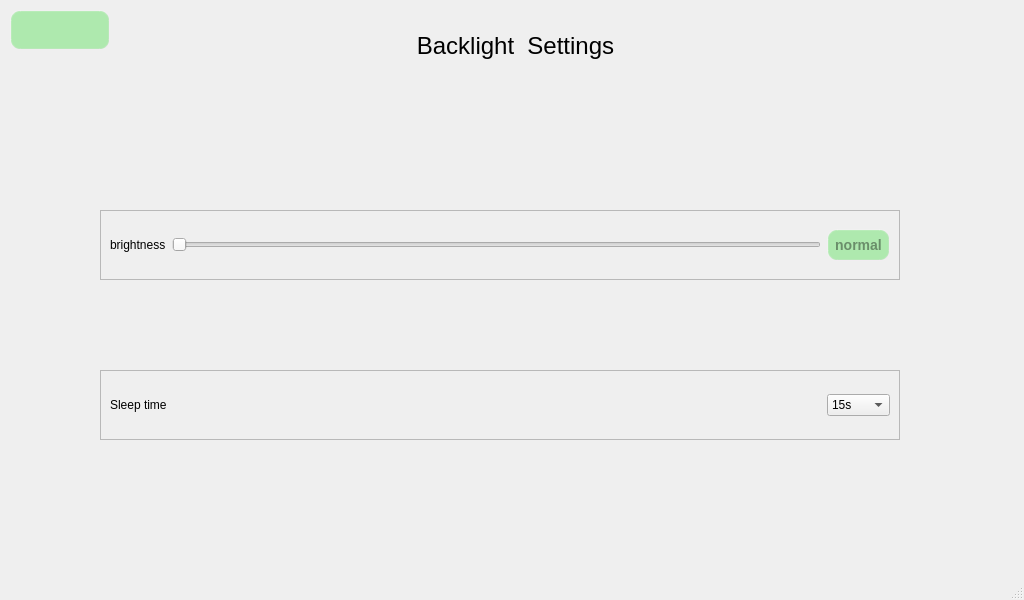
The window that qt/t507/backlight.ui (jizizihe/baijie_demo) describes before a commit, drawn with Qt 5.
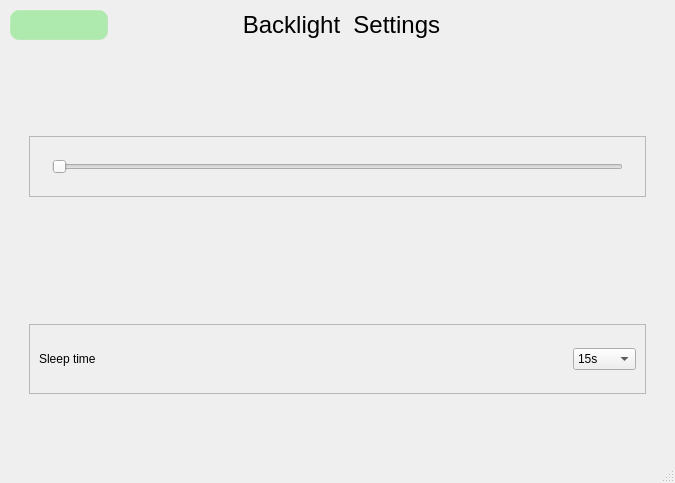
The same window after the commit. Icons and pictures are not drawn.

Diff of the .ui file:
```diff
--- a/qt/t507/backlight.ui
+++ b/qt/t507/backlight.ui
@@ -6,8 +6,8 @@
    <rect>
     <x>0</x>
     <y>0</y>
-    <width>1024</width>
-    <height>600</height>
+    <width>675</width>
+    <height>483</height>
    </rect>
   </property>
   <property name="windowTitle">
@@ -17,101 +17,19 @@
    <string notr="true"/>
   </property>
   <widget class="QWidget" name="centralwidget">
-   <widget class="QFrame" name="frame_2">
-    <property name="geometry">
-     <rect>
-      <x>100</x>
-      <y>370</y>
-      <width>800</width>
-      <height>70</height>
-     </rect>
-    </property>
-    <property name="frameShape">
-     <enum>QFrame::StyledPanel</enum>
-    </property>
-    <property name="frameShadow">
-     <enum>QFrame::Raised</enum>
-    </property>
-    <layout class="QGridLayout" name="gridLayout_2">
-     <item row="0" column="0">
-      <layout class="QHBoxLayout" name="horizontalLayout_2">
-       <item>
-        <widget class="QLabel" name="label">
-         <property name="text">
-          <string>Sleep time</string>
-         </property>
-        </widget>
-       </item>
-       <item>
-        <spacer name="horizontalSpacer">
-         <property name="orientation">
-          <enum>Qt::Horizontal</enum>
-         </property>
-         <property name="sizeHint" stdset="0">
-          <size>
-           <width>40</width>
-           <height>20</height>
-          </size>
-         </property>
-        </spacer>
-       </item>
-       <item>
-        <widget class="QComboBox" name="comboBox">
-         <property name="styleSheet">
-          <string notr="true"/>
-         </property>
-         <item>
-          <property name="text">
-           <string>15s</string>
-          </property>
-         </item>
-         <item>
-          <property name="text">
-           <string>30s</string>
-          </property>
-         </item>
-         <item>
-          <property name="text">
-           <string>1min</string>
-          </property>
-         </item>
-         <item>
-          <property name="text">
-           <string>2min</string>
-          </property>
-         </item>
-         <item>
-          <property name="text">
-           <string>5min</string>
-          </property>
-         </item>
-         <item>
-          <property name="text">
-           <string>10min</string>
-          </property>
-         </item>
-         <item>
-          <property name="text">
-           <string>never</string>
-          </property>
-         </item>
-        </widget>
-       </item>
-      </layout>
-     </item>
-    </layout>
-   </widget>
-   <widget class="QPushButton" name="return_2">
-    <property name="geometry">
-     <rect>
-      <x>10</x>
-      <y>10</y>
-      <width>100</width>
-      <height>40</height>
-     </rect>
-    </property>
-    <property name="styleSheet">
-     <string notr="true">/****************按钮部件*******************/
+   <layout class="QGridLayout" name="gridLayout_3">
+    <item row="0" column="0">
+     <layout class="QHBoxLayout" name="horizontalLayout_3" stretch="1,2,0">
+      <item>
+       <widget class="QPushButton" name="return_2">
+        <property name="maximumSize">
+         <size>
+          <width>100</width>
+          <height>40</height>
+         </size>
+        </property>
+        <property name="styleSheet">
+         <string notr="true">/****************按钮部件*******************/
 QPushButton{
      background-color: rgba(100, 225, 100, 120);/*背景色*/
      border-style: outset; /*边框样式*/
@@ -147,143 +65,319 @@
 QSlider::sub-page:horizontal { /*水平滑块手柄以前的部分*/
         border-image: url(:/image/slider.png);/*边框图片*/
 }</string>
-    </property>
-    <property name="text">
-     <string/>
-    </property>
-    <property name="icon">
-     <iconset>
-      <normalon>:/t507_button_image/return.png</normalon>
-     </iconset>
-    </property>
-    <property name="iconSize">
-     <size>
-      <width>32</width>
-      <height>32</height>
-     </size>
-    </property>
-   </widget>
-   <widget class="QFrame" name="frame">
-    <property name="geometry">
-     <rect>
-      <x>100</x>
-      <y>210</y>
-      <width>800</width>
-      <height>70</height>
-     </rect>
-    </property>
-    <property name="frameShape">
-     <enum>QFrame::StyledPanel</enum>
-    </property>
-    <property name="frameShadow">
-     <enum>QFrame::Raised</enum>
-    </property>
-    <layout class="QGridLayout" name="gridLayout">
-     <item row="0" column="0">
-      <layout class="QHBoxLayout" name="horizontalLayout">
-       <item>
-        <widget class="QLabel" name="label_2">
-         <property name="text">
-          <string>brightness</string>
-         </property>
-        </widget>
-       </item>
-       <item>
-        <widget class="QSlider" name="horizontalSlider">
-         <property name="orientation">
-          <enum>Qt::Horizontal</enum>
-         </property>
-         <property name="tickPosition">
-          <enum>QSlider::NoTicks</enum>
-         </property>
-        </widget>
-       </item>
-       <item>
-        <widget class="QPushButton" name="normal">
-         <property name="styleSheet">
-          <string notr="true">/****************按钮部件*******************/
-QPushButton{
-     background-color: rgba(100, 225, 100, 120);/*背景色*/
-     border-style: outset; /*边框样式*/
-     border-width:  2px;  /*边框宽度为4像素*/
-     border-radius: 10px; /*边框圆角半径*/
-     border-color: rgba(255, 225, 255, 30);/*边框颜色*/
-     font: bold 14px;/*字体*/
-     color:rgba(0, 0, 0, 100);/*字体颜色*/
-     padding: 6px; /*填衬*/
-    outline: none; /*去掉按钮的虚线框*/
-}
-
-QPushButton:hover{ /*鼠标悬停在按钮上时*/
-        background-color:rgba(100,255,100, 100);
-        border-color: rgba(255, 225, 255, 200);
-        color:rgba(0, 0, 0, 200);
-}
-
-QPushButton:pressed { /*按钮被按下时*/
-     background-color:rgba(100,255,100, 200);
-     border-color: rgba(255, 225, 255, 30);
-     border-style: inset;
-     color:rgba(0, 0, 0, 100);
-}
-
-/****************滑块部件*******************/
-
-
-QSlider::handle:horizontal { /*水平滑块的手柄*/
-        image: url(:/image/sliderHandle.png);
-}
-
-QSlider::sub-page:horizontal { /*水平滑块手柄以前的部分*/
-        border-image: url(:/image/slider.png);/*边框图片*/
-}</string>
-         </property>
-         <property name="text">
-          <string>normal</string>
-         </property>
-        </widget>
-       </item>
-      </layout>
-     </item>
-    </layout>
-   </widget>
-   <widget class="QLabel" name="label_3">
-    <property name="geometry">
-     <rect>
-      <x>130</x>
-      <y>20</y>
-      <width>771</width>
-      <height>51</height>
-     </rect>
-    </property>
-    <property name="font">
-     <font>
-      <pointsize>18</pointsize>
-     </font>
-    </property>
-    <property name="text">
-     <string>Backlight  Settings</string>
-    </property>
-    <property name="alignment">
-     <set>Qt::AlignCenter</set>
-    </property>
-   </widget>
-   <widget class="QLabel" name="time">
-    <property name="geometry">
-     <rect>
-      <x>300</x>
-      <y>140</y>
-      <width>421</width>
-      <height>41</height>
-     </rect>
-    </property>
-    <property name="text">
-     <string/>
-    </property>
-    <property name="alignment">
-     <set>Qt::AlignCenter</set>
-    </property>
-   </widget>
+        </property>
+        <property name="text">
+         <string/>
+        </property>
+        <property name="icon">
+         <iconset>
+          <normalon>:/t507_button_image/return.png</normalon>
+         </iconset>
+        </property>
+        <property name="iconSize">
+         <size>
+          <width>32</width>
+          <height>32</height>
+         </size>
+        </property>
+       </widget>
+      </item>
+      <item>
+       <widget class="QLabel" name="label_3">
+        <property name="maximumSize">
+         <size>
+          <width>771</width>
+          <height>51</height>
+         </size>
+        </property>
+        <property name="font">
+         <font>
+          <pointsize>18</pointsize>
+         </font>
+        </property>
+        <property name="text">
+         <string>Backlight  Settings</string>
+        </property>
+        <property name="alignment">
+         <set>Qt::AlignCenter</set>
+        </property>
+       </widget>
+      </item>
+      <item>
+       <spacer name="horizontalSpacer_4">
+        <property name="orientation">
+         <enum>Qt::Horizontal</enum>
+        </property>
+        <property name="sizeType">
+         <enum>QSizePolicy::Fixed</enum>
+        </property>
+        <property name="sizeHint" stdset="0">
+         <size>
+          <width>98</width>
+          <height>10</height>
+         </size>
+        </property>
+       </spacer>
+      </item>
+     </layout>
+    </item>
+    <item row="1" column="0">
+     <layout class="QHBoxLayout" name="horizontalLayout" stretch="0,1,0">
+      <item>
+       <spacer name="horizontalSpacer_2">
+        <property name="orientation">
+         <enum>Qt::Horizontal</enum>
+        </property>
+        <property name="sizeHint" stdset="0">
+         <size>
+          <width>40</width>
+          <height>20</height>
+         </size>
+        </property>
+       </spacer>
+      </item>
+      <item>
+       <widget class="QLabel" name="time">
+        <property name="maximumSize">
+         <size>
+          <width>421</width>
+          <height>41</height>
+         </size>
+        </property>
+        <property name="text">
+         <string/>
+        </property>
+        <property name="alignment">
+         <set>Qt::AlignCenter</set>
+        </property>
+       </widget>
+      </item>
+      <item>
+       <spacer name="horizontalSpacer_3">
+        <property name="orientation">
+         <enum>Qt::Horizontal</enum>
+        </property>
+        <property name="sizeHint" stdset="0">
+         <size>
+          <width>40</width>
+          <height>20</height>
+         </size>
+        </property>
+       </spacer>
+      </item>
+     </layout>
+    </item>
+    <item row="2" column="0">
+     <layout class="QHBoxLayout" name="horizontalLayout_4">
+      <item>
+       <spacer name="verticalSpacer">
+        <property name="orientation">
+         <enum>Qt::Vertical</enum>
+        </property>
+        <property name="sizeHint" stdset="0">
+         <size>
+          <width>20</width>
+          <height>40</height>
+         </size>
+        </property>
+       </spacer>
+      </item>
+      <item>
+       <widget class="QFrame" name="frame">
+        <property name="maximumSize">
+         <size>
+          <width>811</width>
+          <height>61</height>
+         </size>
+        </property>
+        <property name="frameShape">
+         <enum>QFrame::StyledPanel</enum>
+        </property>
+        <property name="frameShadow">
+         <enum>QFrame::Raised</enum>
+        </property>
+        <layout class="QGridLayout" name="gridLayout">
+         <item row="0" column="0">
+          <widget class="QLabel" name="label_2">
+           <property name="maximumSize">
+            <size>
+             <width>61</width>
+             <height>31</height>
+            </size>
+           </property>
+           <property name="text">
+            <string/>
+           </property>
+           <property name="pixmap">
+            <pixmap resource="translation.qrc">:/t507_button_image/light_l.png</pixmap>
+           </property>
+           <property name="scaledContents">
+            <bool>true</bool>
+           </property>
+          </widget>
+         </item>
+         <item row="0" column="3">
+          <widget class="QLabel" name="label_4">
+           <property name="maximumSize">
+            <size>
+             <width>61</width>
+             <height>31</height>
+            </size>
+           </property>
+           <property name="text">
+            <string/>
+           </property>
+           <property name="pixmap">
+            <pixmap resource="translation.qrc">:/t507_button_image/light_h.png</pixmap>
+           </property>
+           <property name="scaledContents">
+            <bool>true</bool>
+           </property>
+          </widget>
+         </item>
+         <item row="0" column="2">
+          <widget class="QSlider" name="horizontalSlider">
+           <property name="orientation">
+            <enum>Qt::Horizontal</enum>
+           </property>
+           <property name="tickPosition">
+            <enum>QSlider::NoTicks</enum>
+           </property>
+          </widget>
+         </item>
+        </layout>
+       </widget>
+      </item>
+      <item>
+       <spacer name="verticalSpacer_4">
+        <property name="orientation">
+         <enum>Qt::Vertical</enum>
+        </property>
+        <property name="sizeHint" stdset="0">
+         <size>
+          <width>20</width>
+          <height>40</height>
+         </size>
+        </property>
+       </spacer>
+      </item>
+     </layout>
+    </item>
+    <item row="3" column="0">
+     <layout class="QHBoxLayout" name="horizontalLayout_5">
+      <item>
+       <spacer name="verticalSpacer_2">
+        <property name="orientation">
+         <enum>Qt::Vertical</enum>
+        </property>
+        <property name="sizeHint" stdset="0">
+         <size>
+          <width>20</width>
+          <height>40</height>
+         </size>
+        </property>
+       </spacer>
+      </item>
+      <item>
+       <widget class="QFrame" name="frame_2">
+        <property name="maximumSize">
+         <size>
+          <width>811</width>
+          <height>70</height>
+         </size>
+        </property>
+        <property name="frameShape">
+         <enum>QFrame::StyledPanel</enum>
+        </property>
+        <property name="frameShadow">
+         <enum>QFrame::Raised</enum>
+        </property>
+        <layout class="QGridLayout" name="gridLayout_2">
+         <item row="0" column="0">
+          <layout class="QHBoxLayout" name="horizontalLayout_2">
+           <item>
+            <widget class="QLabel" name="label">
+             <property name="text">
+              <string>Sleep time</string>
+             </property>
+            </widget>
+           </item>
+           <item>
+            <spacer name="horizontalSpacer">
+             <property name="orientation">
+              <enum>Qt::Horizontal</enum>
+             </property>
+             <property name="sizeHint" stdset="0">
+              <size>
+               <width>40</width>
+               <height>20</height>
+              </size>
+             </property>
+            </spacer>
+           </item>
+           <item>
+            <widget class="QComboBox" name="comboBox">
+             <property name="styleSheet">
+              <string notr="true"/>
+             </property>
+             <item>
+              <property name="text">
+               <string>15s</string>
+              </property>
+             </item>
+             <item>
+              <property name="text">
+               <string>30s</string>
+              </property>
+             </item>
+             <item>
+              <property name="text">
+               <string>1min</string>
+              </property>
+             </item>
+             <item>
+              <property name="text">
+               <string>2min</string>
+              </property>
+             </item>
+             <item>
+              <property name="text">
+               <string>5min</string>
+              </property>
+             </item>
+             <item>
+              <property name="text">
+               <string>10min</string>
+              </property>
+             </item>
+             <item>
+              <property name="text">
+               <string>never</string>
+              </property>
+             </item>
+            </widget>
+           </item>
+          </layout>
+         </item>
+        </layout>
+       </widget>
+      </item>
+      <item>
+       <spacer name="verticalSpacer_3">
+        <property name="orientation">
+         <enum>Qt::Vertical</enum>
+        </property>
+        <property name="sizeHint" stdset="0">
+         <size>
+          <width>20</width>
+          <height>40</height>
+         </size>
+        </property>
+       </spacer>
+      </item>
+     </layout>
+    </item>
+   </layout>
   </widget>
   <widget class="QMenuBar" name="menubar">
    <property name="geometry">
```
Left out of the diff: 6 changed lines with no effect on the pictures.
